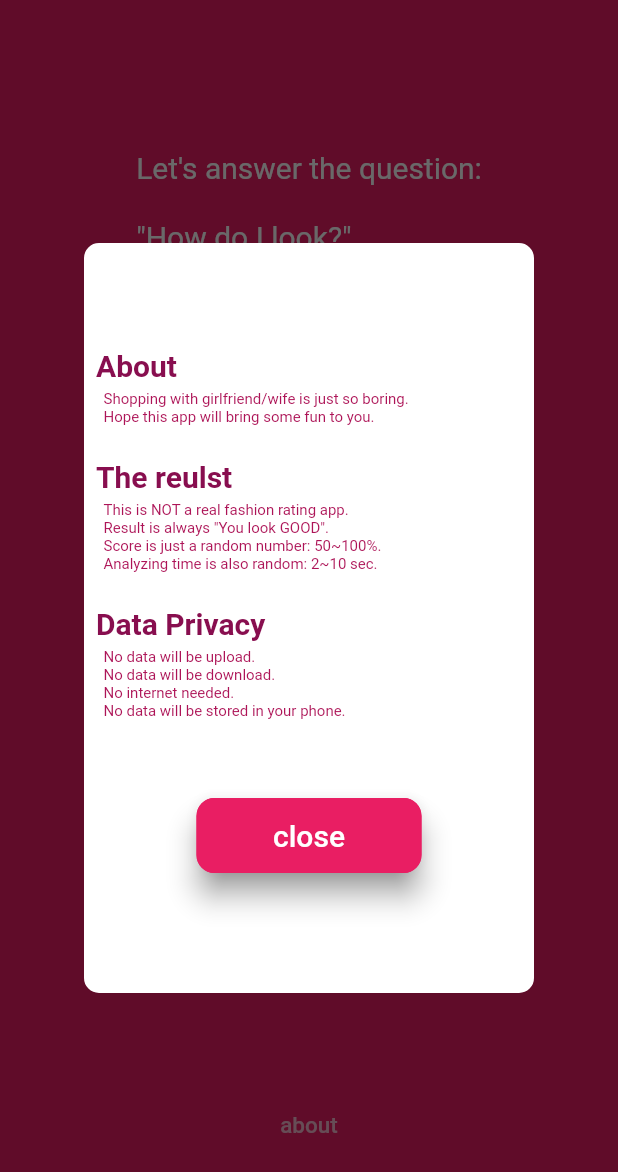
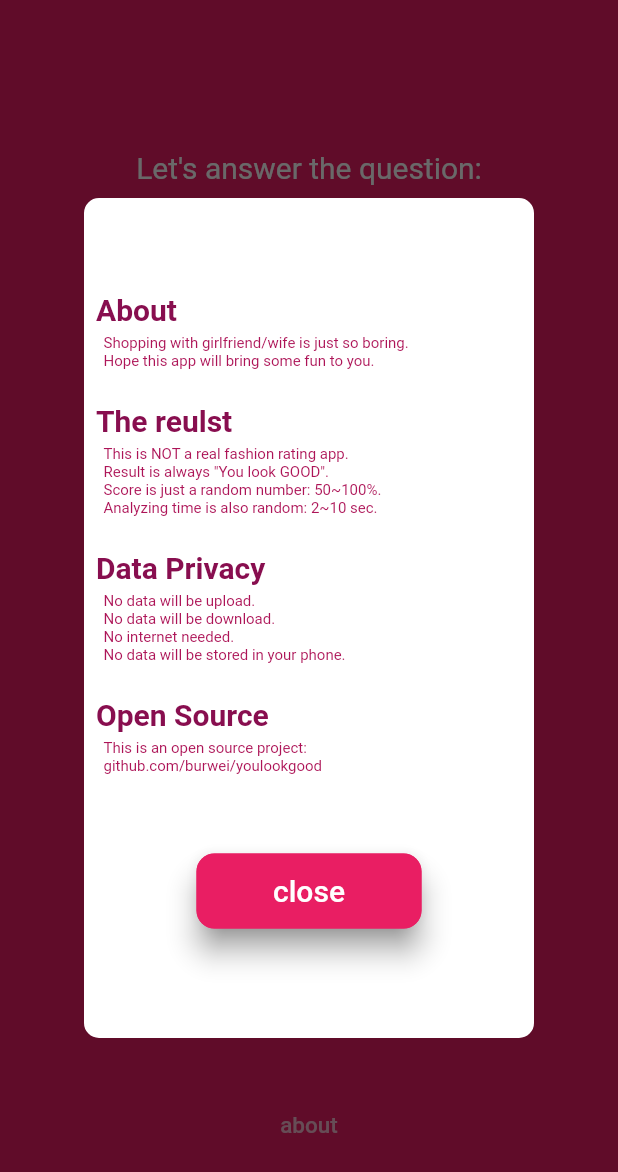
Before and after one commit to burwei/youlookgood, a Flutter app: the screen it shows after launch, after a tap on "about", on a phone screen of 412 x 824 dp. Shown: the top 1172 px of the screen. Run offline on Flutter 3.47's test engine with Material 2 defaults, Android fonts, the light colour scheme and no system bars; our stand-ins replace camera; Roboto replaces fonts that are missing (Ubuntu).

Commit message:
add open source section in about dialog

```diff
--- a/lib/home_page/about.dart
+++ b/lib/home_page/about.dart
@@ -26,6 +26,11 @@ No data will be download.
 No internet needed.
 No data will be stored in your phone.
 ''';
+  final _titleOpenSource = "Open Source";
+  final _contentOpenSource = '''
+This is an open source project:
+github.com/burwei/youlookgood
+''';
 
   @override
   Widget build(BuildContext context) {
@@ -33,7 +38,7 @@ No data will be stored in your phone.
       alignment: Alignment.center,
       padding: const EdgeInsets.all(0),
       width: 300,
-      height: 500,
+      height: 560,
       decoration: BoxDecoration(
         color: Colors.white,
         border: Border.all(
@@ -49,6 +54,7 @@ No data will be stored in your phone.
           AboutContent(title: _titleAbout, content: _contentAbout),
           AboutContent(title: _titleResult, content: _contentResult),
           AboutContent(title: _titleDataPrivacy, content: _contentDataPrivacy),
+          AboutContent(title: _titleOpenSource, content: _contentOpenSource),
           const SizedBox(
             height: 30,
           ),
```
